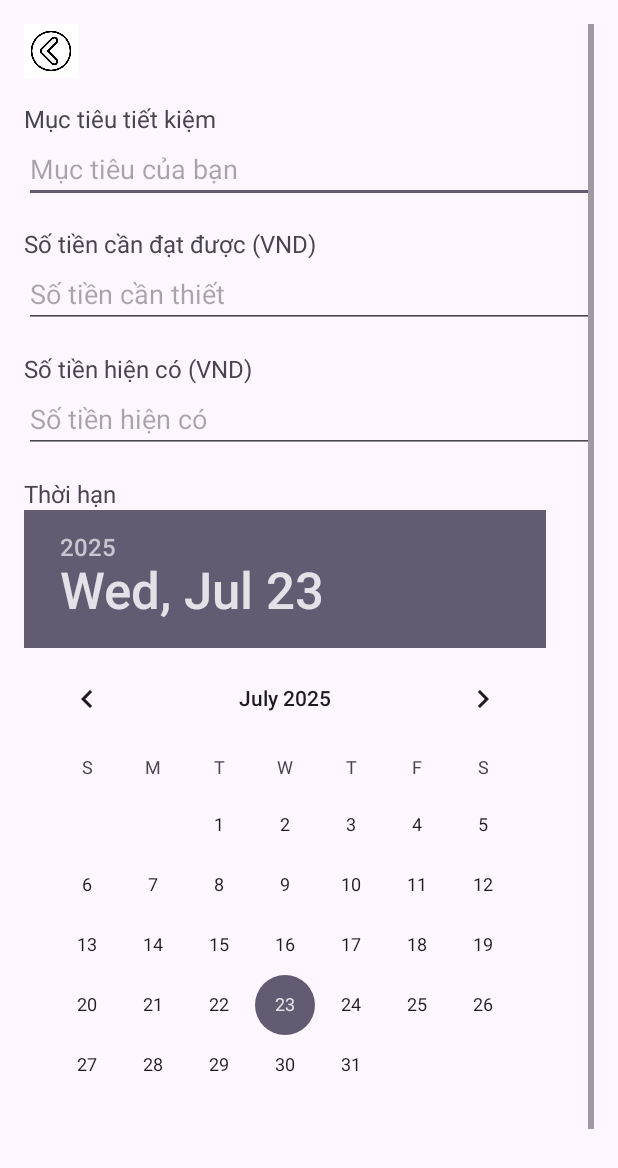
After one commit to mapp113/quanlichitieu, an Android app: the EditGoalActivity screen opened directly, with no data from a screen before it, on a phone screen of 412 x 824 dp. The commit adds this screen. Shown: the top 1168 px of the screen. Run offline under Robolectric (Android 15) with nearby library versions, the phone set to English and light mode, and no system bars; our stand-ins replace Room's generated code; 1 statement that could not run was skipped.

Commit message:
Last Dance

```diff
--- a/app/src/main/java/com/example/quanlichitieu/data/repository/GoalRepository.java
+++ b/app/src/main/java/com/example/quanlichitieu/data/repository/GoalRepository.java
@@ -35,6 +35,6 @@ public class GoalRepository {
     }
 
     public void delete(Goal goal) {
-        goalDao.update(goal);
+        goalDao.delete(goal);
     }
 }
--- a/app/src/main/java/com/example/quanlichitieu/ui/activity/goal/CreateGoalActivity.java
+++ b/app/src/main/java/com/example/quanlichitieu/ui/activity/goal/CreateGoalActivity.java
@@ -73,6 +73,11 @@ public class CreateGoalActivity extends AppCompatActivity {
                 calendar.set(datePickerDeadline.getYear(), datePickerDeadline.getMonth(), datePickerDeadline.getDayOfMonth());
                 long deadline = calendar.getTimeInMillis();
 
+                if (deadline < System.currentTimeMillis()) {
+                    Toast.makeText(this, "Không được chọn ngày trong quá khứ!", Toast.LENGTH_SHORT).show();
+                    return;
+                }
+
                 int userId = 1;
                 Goal goal = new Goal(title, targetMoney, currentMoney, deadline, userId);
 
--- /dev/null
+++ b/app/src/main/java/com/example/quanlichitieu/ui/activity/goal/EditGoalActivity.java
@@ -0,0 +1,119 @@
+package com.example.quanlichitieu.ui.activity.goal;
+
+import android.os.Bundle;
+import android.view.View;
+import android.widget.Button;
+import android.widget.DatePicker;
+import android.widget.EditText;
+import android.widget.ImageButton;
+import android.widget.Toast;
+
+import androidx.activity.EdgeToEdge;
+import androidx.annotation.Nullable;
+import androidx.appcompat.app.AppCompatActivity;
+import androidx.core.graphics.Insets;
+import androidx.core.view.ViewCompat;
+import androidx.core.view.WindowInsetsCompat;
+import androidx.lifecycle.ViewModelProvider;
+
+import com.example.quanlichitieu.R;
+import com.example.quanlichitieu.data.local.entity.Goal;
+import com.example.quanlichitieu.viewmodel.GoalViewModel;
+
+import java.text.DecimalFormat;
+import java.util.Calendar;
+
+public class EditGoalActivity extends AppCompatActivity {
+
+    private EditText editTitle, editTarget, editCurrent;
+    private DatePicker datePicker;
+    private Button btnUpdate, btnDelete;
+    private ImageButton btnBack;
+    private GoalViewModel goalViewModel;
+    private Goal currentGoal;
+
+    @Override
+    protected void onCreate(@Nullable Bundle savedInstanceState) {
+        super.onCreate(savedInstanceState);
+        setContentView(R.layout.goal_edit_goal);
+
+        // Ánh xạ view
+        editTitle = findViewById(R.id.editGoalTitle1);
+        editTarget = findViewById(R.id.editTargetAmount1);
+        editCurrent = findViewById(R.id.editCurrentAmount1);
+        datePicker = findViewById(R.id.datePickerDeadline1);
+        btnUpdate = findViewById(R.id.btnUpdateGoal);
+        btnDelete = findViewById(R.id.btnDeleteGoal);
+        btnBack = findViewById(R.id.btnBack1);
+
+        btnBack.setOnClickListener(new View.OnClickListener() {
+            @Override
+            public void onClick(View v) {
+                onBackPressed();
+            }
+        });
+
+        // ViewModel
+        goalViewModel = new ViewModelProvider(this).get(GoalViewModel.class);
+
+        // Lấy ID
+        int goalId = getIntent().getIntExtra("goalId", -1);
+        if (goalId == -1) {
+            Toast.makeText(this, "Không tìm thấy mục tiêu!", Toast.LENGTH_SHORT).show();
+            finish();
+            return;
+        }
+
+        // Load dữ liệu
+        goalViewModel.findById(goalId).observe(this, goal -> {
+            if (goal != null) {
+                currentGoal = goal;
+                editTitle.setText(goal.title);
+
+//                editTarget.setText(String.valueOf(goal.targetAmount));
+//                editCurrent.setText(String.valueOf(goal.currentAmount));
+
+                DecimalFormat format = new DecimalFormat("#,###");
+                editTarget.setText(format.format(goal.targetAmount));
+                editCurrent.setText(format.format(goal.currentAmount));
+
+                Calendar calendar = Calendar.getInstance();
+                calendar.setTimeInMillis(goal.deadline);
+                datePicker.updateDate(calendar.get(Calendar.YEAR), calendar.get(Calendar.MONTH), calendar.get(Calendar.DAY_OF_MONTH));
+            }
+        });
+
+        // Sửa
+        btnUpdate.setOnClickListener(v -> {
+            if (currentGoal == null) return;
+
+            String title = editTitle.getText().toString();
+            double target = Double.parseDouble(editTarget.getText().toString());
+            double current = Double.parseDouble(editCurrent.getText().toString());
+
+            Calendar cal = Calendar.getInstance();
+            cal.set(datePicker.getYear(), datePicker.getMonth(), datePicker.getDayOfMonth());
+            long deadline = cal.getTimeInMillis();
+
+            if (deadline < System.currentTimeMillis()) {
+                Toast.makeText(this, "Không được chọn ngày trong quá khứ!", Toast.LENGTH_SHORT).show();
+                return;
+            }
+
+            Goal updatedGoal = new Goal(currentGoal.goalId, title, target, current, deadline, currentGoal.userId);
+
+            goalViewModel.update(updatedGoal);
+            Toast.makeText(this, "Đã cập nhật!", Toast.LENGTH_SHORT).show();
+            finish();
+        });
+
+        // Xóa
+        btnDelete.setOnClickListener(v -> {
+            if (currentGoal != null) {
+                goalViewModel.delete(currentGoal);
+                Toast.makeText(this, "Đã xóa!", Toast.LENGTH_SHORT).show();
+                finish();
+            }
+        });
+    }
+}
--- /dev/null
+++ b/app/src/main/res/layout/goal_edit_goal.xml
@@ -0,0 +1,110 @@
+<?xml version="1.0" encoding="utf-8"?>
+<ScrollView xmlns:android="http://schemas.android.com/apk/res/android"
+    android:layout_width="match_parent"
+    android:layout_height="match_parent"
+    android:padding="16dp">
+
+    <LinearLayout
+        android:layout_width="match_parent"
+        android:layout_height="wrap_content"
+        android:orientation="vertical">
+
+        <ImageButton
+            android:id="@+id/btnBack1"
+            android:layout_width="36dp"
+            android:layout_height="36dp"
+            android:layout_gravity="start"
+            android:background="?attr/selectableItemBackgroundBorderless"
+            android:src="@drawable/back_icon"
+            android:contentDescription="Quay lại"
+            android:scaleType="centerInside"
+            android:adjustViewBounds="true"
+            android:layout_marginBottom="8dp" />
+
+        <TextView
+            android:layout_width="match_parent"
+            android:layout_height="wrap_content"
+            android:text="Mục tiêu tiết kiệm"
+            android:textSize="16sp"
+            android:layout_marginTop="8dp"/>
+
+        <EditText
+            android:id="@+id/editGoalTitle1"
+            android:layout_width="match_parent"
+            android:layout_height="wrap_content"
+            android:hint="Mục tiêu của bạn"
+            android:inputType="text" />
+
+        <!-- Số tiền cần đạt -->
+        <TextView
+            android:layout_width="match_parent"
+            android:layout_height="wrap_content"
+            android:text="Số tiền cần đạt được (VND)"
+            android:textSize="16sp"
+            android:layout_marginTop="16dp" />
+
+        <EditText
+            android:id="@+id/editTargetAmount1"
+            android:layout_width="match_parent"
+            android:layout_height="wrap_content"
+            android:hint="Số tiền cần thiết"
+            android:inputType="numberDecimal" />
+
+        <!-- Số tiền hiện có -->
+        <TextView
+            android:layout_width="match_parent"
+            android:layout_height="wrap_content"
+            android:text="Số tiền hiện có (VND)"
+            android:textSize="16sp"
+            android:layout_marginTop="16dp" />
+
+        <EditText
+            android:id="@+id/editCurrentAmount1"
+            android:layout_width="match_parent"
+            android:layout_height="wrap_content"
+            android:hint="Số tiền hiện có"
+            android:inputType="numberDecimal" />
+
+        <!-- Hạn chót -->
+        <TextView
+            android:layout_width="match_parent"
+            android:layout_height="wrap_content"
+            android:text="Thời hạn"
+            android:textSize="16sp"
+            android:layout_marginTop="16dp" />
+
+        <DatePicker
+            android:id="@+id/datePickerDeadline1"
+            android:layout_width="match_parent"
+            android:layout_height="wrap_content"
+            android:calendarViewShown="true"
+            android:layout_marginBottom="16dp" />
+
+        <!-- Nút Tạo mục tiêu -->
+        <LinearLayout
+            android:layout_width="match_parent"
+            android:layout_height="100dp"
+            android:orientation="horizontal">
+
+            <Button
+                android:id="@+id/btnUpdateGoal"
+                android:layout_width="match_parent"
+                android:layout_height="wrap_content"
+                android:layout_weight="0.3"
+                android:backgroundTint="#4CAF50"
+                android:text="Sửa "
+                android:layout_marginTop="24dp" />
+
+            <Button
+                android:id="@+id/btnDeleteGoal"
+                android:layout_width="match_parent"
+                android:layout_height="wrap_content"
+                android:layout_weight="0.7"
+                android:backgroundTint="#F44336"
+                android:text="Xóa "
+                android:layout_marginTop="24dp" />
+
+        </LinearLayout>
+
+    </LinearLayout>
+</ScrollView>
```
Also changed, not shown: app/src/main/AndroidManifest.xml (+12 -5 lines), app/src/main/java/com/example/quanlichitieu/data/local/entity/Goal.java (+62 -0 lines), app/src/main/java/com/example/quanlichitieu/ui/adapter/GoalAdapter.java (+10 -3 lines).
